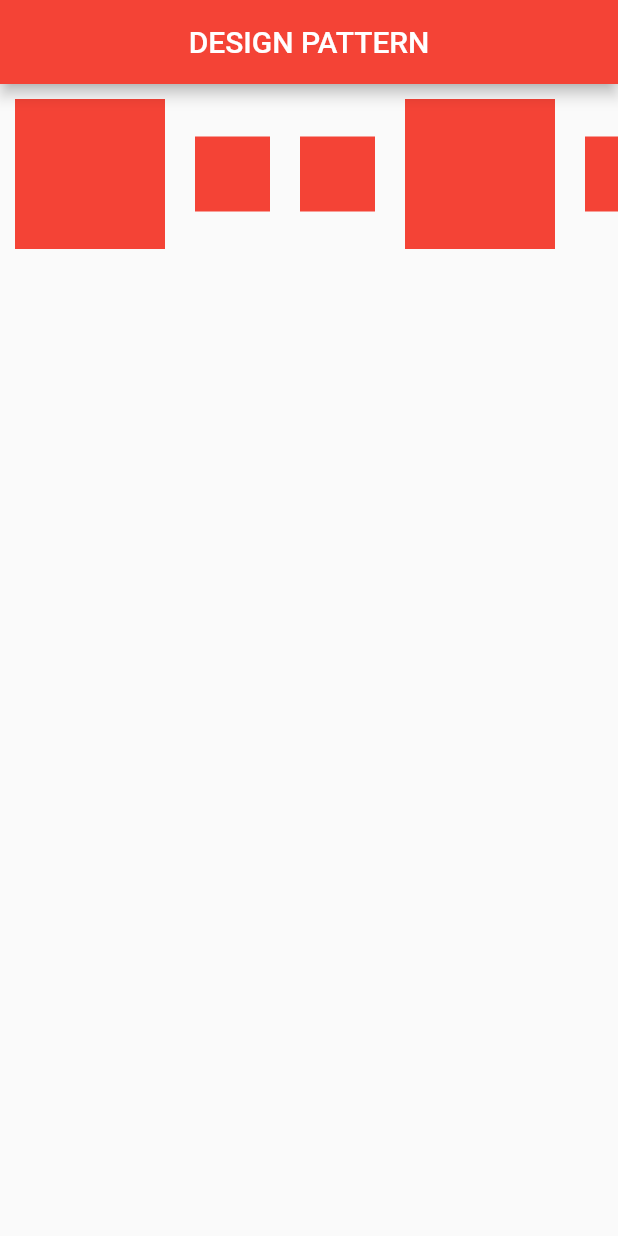
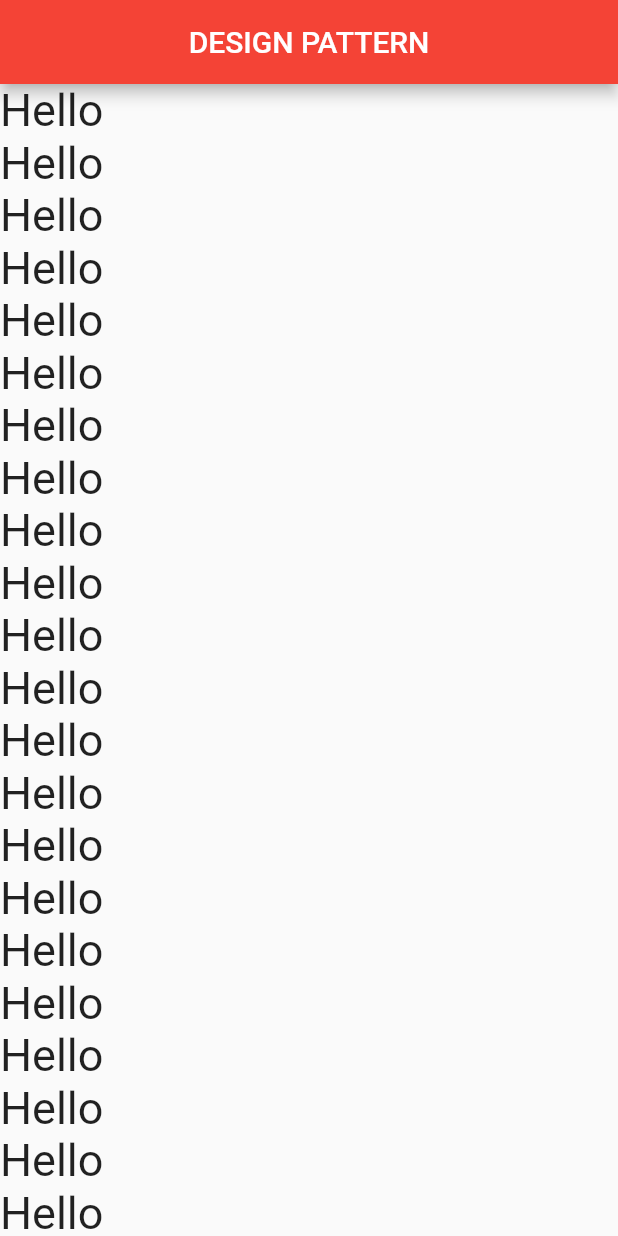
Before and after one commit to Rodrigo-Flores/fluuter-app, a Flutter app: the screen it shows after launch, on a phone screen of 412 x 824 dp. Run offline on Flutter 3.47's test engine with Material 2 defaults, Android fonts, the phone set to English and light mode, and no system bars.

Commit message:
list view widget

```diff
--- a/lib/main.dart
+++ b/lib/main.dart
@@ -29,69 +29,41 @@ class Home extends StatelessWidget {
         title: const Text("DESIGN PATTERN"),
         centerTitle: true,
       ),
-      body: SingleChildScrollView(
-        scrollDirection: Axis.horizontal,
-        child: Row(
-          mainAxisSize: MainAxisSize.max,
-          mainAxisAlignment: MainAxisAlignment.center,
-          crossAxisAlignment: CrossAxisAlignment.center,
-          children: [
-            Container(
-              height: 100,
-              width: 100,
-              color: Colors.red,
-              margin: const EdgeInsets.all(10),
-            ),
-            Container(
-              height: 50,
-              width: 50,
-              color: Colors.red,
-              margin: const EdgeInsets.all(10),
-            ),
-            Container(
-              height: 50,
-              width: 50,
-              color: Colors.red,
-              margin: const EdgeInsets.all(10),
-            ),
-            Container(
-              height: 100,
-              width: 100,
-              color: Colors.red,
-              margin: const EdgeInsets.all(10),
-            ),
-            Container(
-              height: 50,
-              width: 50,
-              color: Colors.red,
-              margin: const EdgeInsets.all(10),
-            ),
-            Container(
-              height: 50,
-              width: 50,
-              color: Colors.red,
-              margin: const EdgeInsets.all(10),
-            ),
-            Container(
-              height: 100,
-              width: 100,
-              color: Colors.red,
-              margin: const EdgeInsets.all(10),
-            ),
-            Container(
-              height: 50,
-              width: 50,
-              color: Colors.red,
-              margin: const EdgeInsets.all(10),
-            ),
-            Container(
-              height: 50,
-              width: 50,
-              color: Colors.red,
-              margin: const EdgeInsets.all(10),
-            ),
-          ]
-        ),
+      body: ListView(
+        children: const [
+          Text("Hello", style: TextStyle(fontSize: 30)),
+          Text("Hello", style: TextStyle(fontSize: 30)),
+          Text("Hello", style: TextStyle(fontSize: 30)),
+          Text("Hello", style: TextStyle(fontSize: 30)),
+          Text("Hello", style: TextStyle(fontSize: 30)),
+          Text("Hello", style: TextStyle(fontSize: 30)),
+          Text("Hello", style: TextStyle(fontSize: 30)),
+          Text("Hello", style: TextStyle(fontSize: 30)),
+          Text("Hello", style: TextStyle(fontSize: 30)),
+          Text("Hello", style: TextStyle(fontSize: 30)),
+          Text("Hello", style: TextStyle(fontSize: 30)),
+          Text("Hello", style: TextStyle(fontSize: 30)),
+          Text("Hello", style: TextStyle(fontSize: 30)),
+          Text("Hello", style: TextStyle(fontSize: 30)),
+          Text("Hello", style: TextStyle(fontSize: 30)),
+          Text("Hello", style: TextStyle(fontSize: 30)),
+          Text("Hello", style: TextStyle(fontSize: 30)),
+          Text("Hello", style: TextStyle(fontSize: 30)),
+          Text("Hello", style: TextStyle(fontSize: 30)),
+          Text("Hello", style: TextStyle(fontSize: 30)),
+          Text("Hello", style: TextStyle(fontSize: 30)),
+          Text("Hello", style: TextStyle(fontSize: 30)),
+          Text("Hello", style: TextStyle(fontSize: 30)),
+          Text("Hello", style: TextStyle(fontSize: 30)),
+          Text("Hello", style: TextStyle(fontSize: 30)),
+          Text("Hello", style: TextStyle(fontSize: 30)),
+          Text("Hello", style: TextStyle(fontSize: 30)),
+          Text("Hello", style: TextStyle(fontSize: 30)),
+          Text("Hello", style: TextStyle(fontSize: 30)),
+          Text("Hello", style: TextStyle(fontSize: 30)),
+          Text("Hello", style: TextStyle(fontSize: 30)),
+          Text("Hello", style: TextStyle(fontSize: 30)),
+        ],
       ),
     );
   }
```
